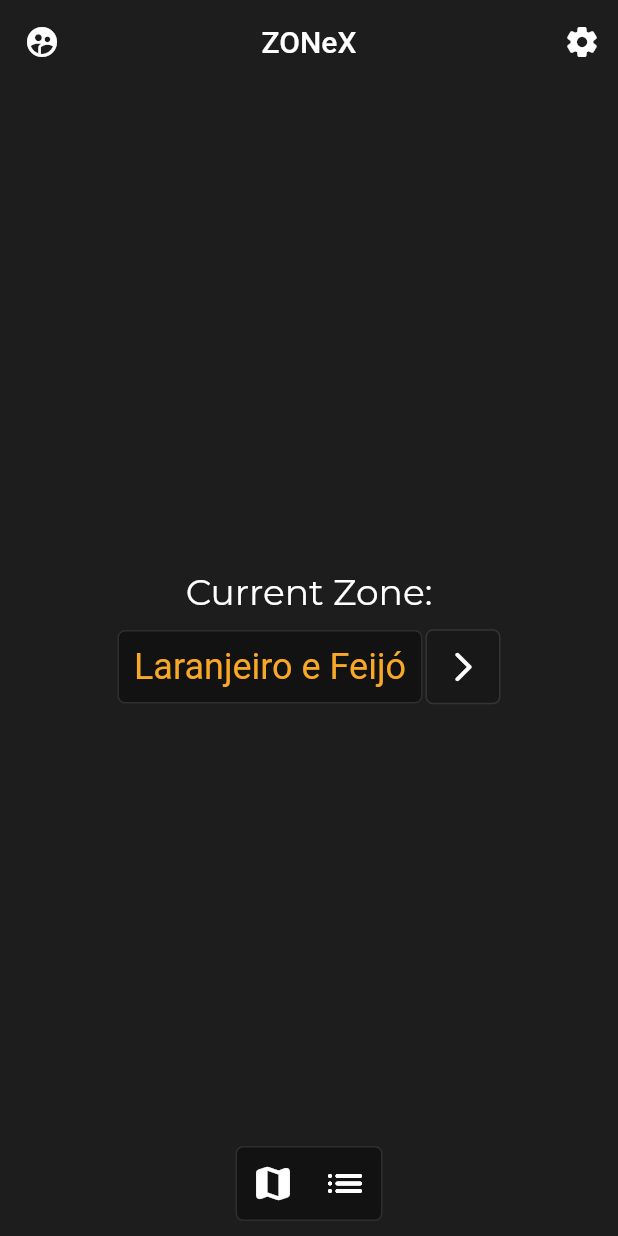
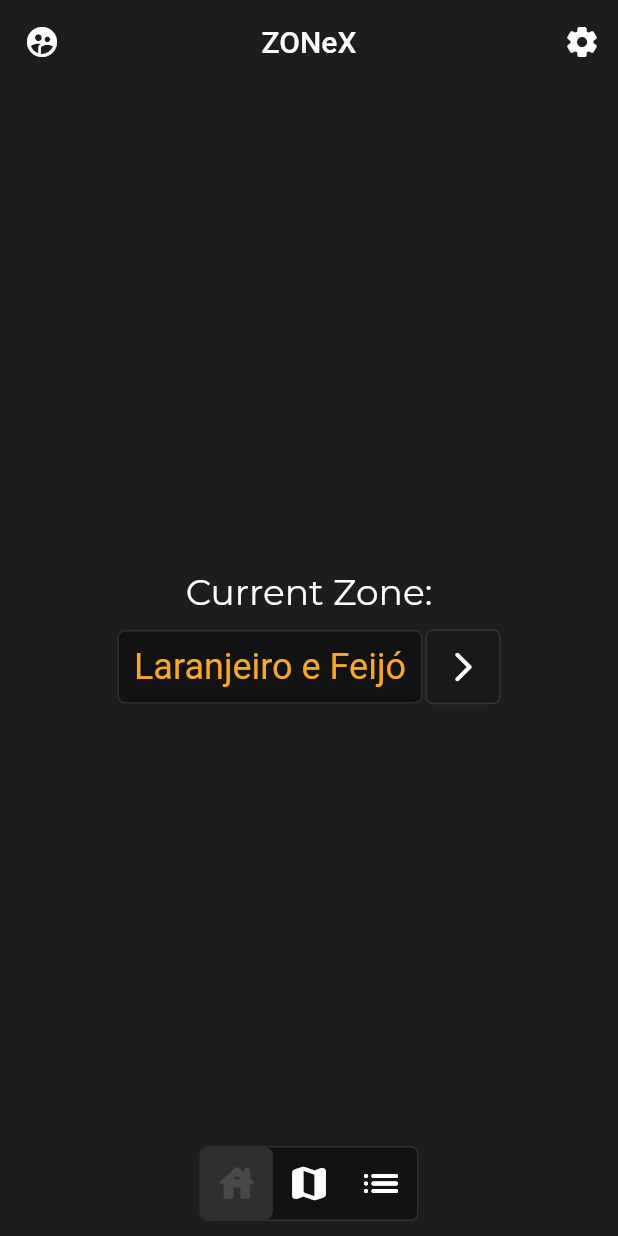
Before and after one commit to TiagoNunesFCT/IPM, a Flutter app: the screen it shows after launch, on a phone screen of 412 x 824 dp. Run offline on Flutter 3.47's test engine with Material 2 defaults, Android fonts, the phone set to English and light mode, and no system bars; our stand-ins replace cached_network_image, flutter_map, fluttertoast, latlong2, sqflite; accounts and stored records are empty; Roboto replaces fonts that are missing (Nasalization); project files that could hold a hidden picture were left out.

Commit message:
Stack is now clearing itself (probably)

```diff
--- a/lib/views/listScreen.dart
+++ b/lib/views/listScreen.dart
@@ -330,7 +330,7 @@ class _ListPageState extends GenericPageState {
                               color: const Color(0xFFD8DEE9),
                             ),), Icon(Icons.arrow_forward_ios_rounded, color: Colors.white30)])));
                           })),
-                  Container(margin: EdgeInsets.fromLTRB(0, 10, 0, 10), child: Row(mainAxisAlignment: MainAxisAlignment.spaceAround, children: [Rover(true, true, false)]))
+                  Container(margin: EdgeInsets.fromLTRB(0, 10, 0, 10), child: Row(mainAxisAlignment: MainAxisAlignment.spaceAround, children: [Rover(true, true, true, "list")]))
                 ]))));
   }
 
--- a/lib/views/locationScreen.dart
+++ b/lib/views/locationScreen.dart
@@ -218,7 +218,7 @@ class _LocPageState extends GenericPageState {
               margin: EdgeInsets.fromLTRB(0, 10, 0, 10),
               child: Row(mainAxisAlignment: MainAxisAlignment.spaceBetween, children: [
                 Container(margin: EdgeInsets.fromLTRB(10, 0, 10, 0), child: buttonBack.BackButton()),
-                Rover(true, false, false),
+                Rover(true, true, true, "location"),
                 Container(
                     margin: EdgeInsets.fromLTRB(10, 0, 10, 0),
                     decoration: new BoxDecoration(
--- a/lib/views/mainScreen.dart
+++ b/lib/views/mainScreen.dart
@@ -129,7 +129,7 @@ class _MainPageState extends GenericPageState {
                       }, color: Colors.white,))]),SizedBox(height:60)
                   ]),
 
-                  Container(margin: EdgeInsets.fromLTRB(0, 10, 0, 10),child:Row(mainAxisAlignment: MainAxisAlignment.spaceAround, children: [Rover(false, true, true)]))],
+                  Container(margin: EdgeInsets.fromLTRB(0, 10, 0, 10),child:Row(mainAxisAlignment: MainAxisAlignment.spaceAround, children: [Rover(true, true, true, "home")]))],
               ),
             )));
     return page;
--- a/lib/views/mapScreen.dart
+++ b/lib/views/mapScreen.dart
@@ -123,7 +123,7 @@ class _MapPageState extends GenericPageState {
         alignment: Alignment.bottomCenter,
         children: [
           _map,
-          Container(margin: EdgeInsets.fromLTRB(0, 10, 0, 10),child:Row(mainAxisAlignment: MainAxisAlignment.spaceAround, children: [Rover(true, false, true)]))
+          Container(margin: EdgeInsets.fromLTRB(0, 10, 0, 10),child:Row(mainAxisAlignment: MainAxisAlignment.spaceAround, children: [Rover(true, true, true, "map")]))
         ],
       ),
 
--- a/lib/widgets/rover.dart
+++ b/lib/widgets/rover.dart
@@ -12,15 +12,17 @@ class Rover extends StatefulWidget {
   bool homePressed;
   bool mapPressed;
   bool listPressed;
+  String current;
   List<Widget> buttonList;
 
-  Rover(bool hasHome, bool hasMap, bool hasList) {
+  Rover(bool hasHome, bool hasMap, bool hasList, String current) {
     this.hasHome = hasHome;
     this.hasMap = hasMap;
     this.hasList = hasList;
     this.homePressed = false;
     this.mapPressed = false;
     this.listPressed = false;
+    this.current = current;
   }
 
   RoverState createState() => new RoverState();
@@ -32,12 +34,12 @@ class RoverState extends State<Rover> {
         decoration: new BoxDecoration(
           shape: BoxShape.rectangle,
           borderRadius: BorderRadius.circular(5),
-          color: (widget.homePressed) ? Colors.white12 : Colors.transparent,
+          color: (widget.homePressed || widget.current.toLowerCase() == "home") ? Colors.white12 : Colors.transparent,
         ),
         child: IconButton(
-          icon: Icon(Icons.house_rounded, color: (widget.homePressed) ? Colors.white12 : Colors.white, size: 30),
+          icon: Icon(Icons.house_rounded, color: (widget.homePressed || widget.current.toLowerCase() == "home") ? Colors.white12 : Colors.white, size: 30),
           onPressed: () {
-            buttonPressing("Home");
+            (widget.current.toLowerCase() == "home")?debugPrint("User is trying to access the page they're on"):buttonPressing("Home");
 
           },
         ));
@@ -48,12 +50,12 @@ class RoverState extends State<Rover> {
         decoration: new BoxDecoration(
           shape: BoxShape.rectangle,
           borderRadius: BorderRadius.circular(5),
-          color: (widget.mapPressed) ? Colors.white12 : Colors.transparent,
+          color: (widget.mapPressed || widget.current.toLowerCase() == "map") ? Colors.white12 : Colors.transparent,
         ),
         child: IconButton(
-          icon: Container(child: Icon(Icons.map_rounded, color: (widget.mapPressed) ? Colors.white12 : Colors.white, size: 30)),
+          icon: Container(child: Icon(Icons.map_rounded, color: (widget.mapPressed || widget.current.toLowerCase() == "map") ? Colors.white12 : Colors.white, size: 30)),
           onPressed: () {
-            buttonPressing("Map");
+            (widget.current.toLowerCase() == "map")?debugPrint("User is trying to access the page they're on"):buttonPressing("Map");
 
           },
         ));
@@ -64,12 +66,12 @@ class RoverState extends State<Rover> {
         decoration: new BoxDecoration(
           shape: BoxShape.rectangle,
           borderRadius: BorderRadius.circular(5),
-          color: (widget.listPressed) ? Colors.white12 : Colors.transparent,
+          color: (widget.listPressed || widget.current.toLowerCase() == "list") ? Colors.white12 : Colors.transparent,
         ),
         child: IconButton(
-          icon: Container(child: Icon(Icons.list_rounded, color: (widget.listPressed) ? Colors.white12 : Colors.white, size: 30)),
+          icon: Container(child: Icon(Icons.list_rounded, color: (widget.listPressed || widget.current.toLowerCase() == "list") ? Colors.white12 : Colors.white, size: 30)),
           onPressed: () {
-            buttonPressing("List");
+            (widget.current.toLowerCase() == "list")?debugPrint("User is trying to access the page they're on"):buttonPressing("List");
 
           },
         ));
@@ -115,6 +117,7 @@ class RoverState extends State<Rover> {
           widget.homePressed = false;
           setState(() {});
           await Future.delayed(const Duration(milliseconds: 10), () {});
+          Navigator.popUntil(context, ModalRoute.withName('/'));
           Navigator.push(
             context,
             MaterialPageRoute(builder: (context) => MainPage()),
@@ -129,6 +132,7 @@ class RoverState extends State<Rover> {
           widget.mapPressed = false;
           setState(() {});
           await Future.delayed(const Duration(milliseconds: 10), () {});
+          Navigator.popUntil(context, ModalRoute.withName('/'));
           Navigator.push(
             context,
             MaterialPageRoute(builder: (context) => MapPage()),
@@ -143,6 +147,7 @@ class RoverState extends State<Rover> {
           widget.listPressed = false;
           setState(() {});
           await Future.delayed(const Duration(milliseconds: 10), () {});
+          Navigator.popUntil(context, ModalRoute.withName('/'));
           Navigator.push(
             context,
             MaterialPageRoute(builder: (context) => ListPage()),
```
